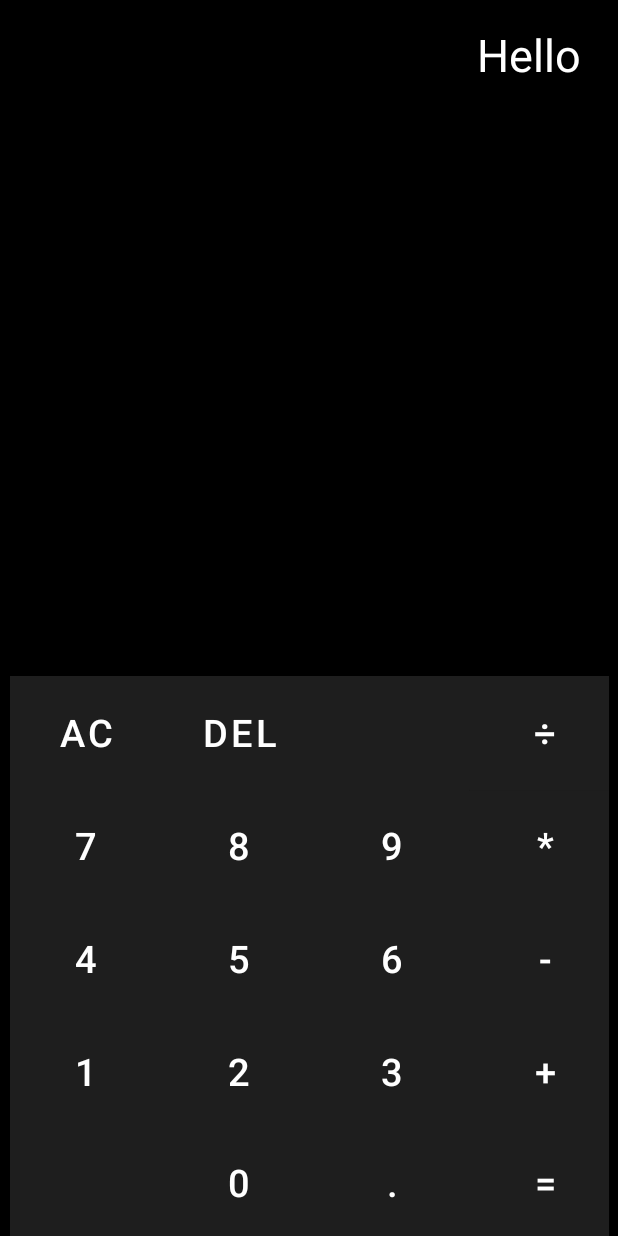
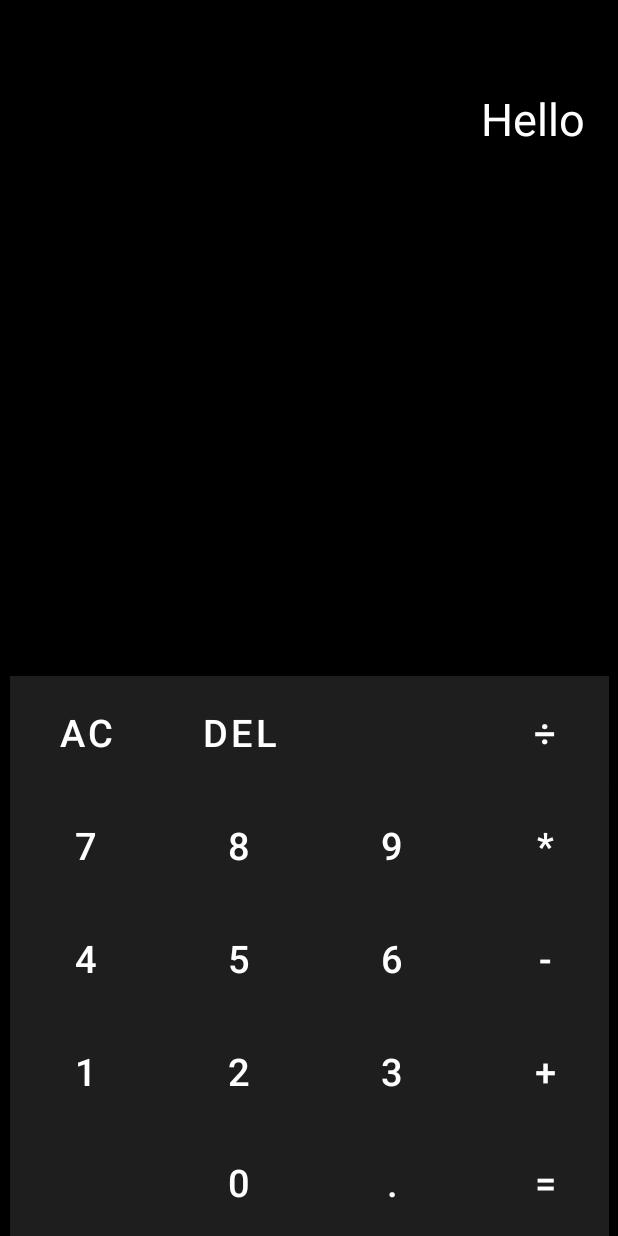
Before and after one commit to WcvgImMeister/AndroidCalculator, an Android app: the layout activity_main.xml on its own in the app's theme, with its tools: preview values and no code run, on a phone screen of 412 x 824 dp. Run offline under Robolectric (Android 15) with nearby library versions, the phone set to English and light mode, and no system bars.

```diff
--- a/app/src/main/res/layout/activity_main.xml
+++ b/app/src/main/res/layout/activity_main.xml
@@ -13,16 +13,17 @@
         android:id="@+id/text"
         android:layout_width="367dp"
         android:layout_height="333dp"
-        android:layout_marginStart="20dp"
-        android:layout_marginTop="16dp"
         android:text="Hello"
         android:textAlignment="textEnd"
         android:textColor="@color/white"
         android:textSize="30dp"
+        app:layout_constraintBottom_toTopOf="@+id/tableLayout"
+        app:layout_constraintEnd_toEndOf="parent"
         app:layout_constraintStart_toStartOf="parent"
         app:layout_constraintTop_toTopOf="parent" />
 
     <TableLayout
+        android:id="@+id/tableLayout"
         android:layout_width="399dp"
         android:layout_height="373dp"
         android:background="@color/not_black"
```
Also changed, not shown: app/src/main/java/com/example/androidcalculator/MainActivity.java (+5 -3 lines).
